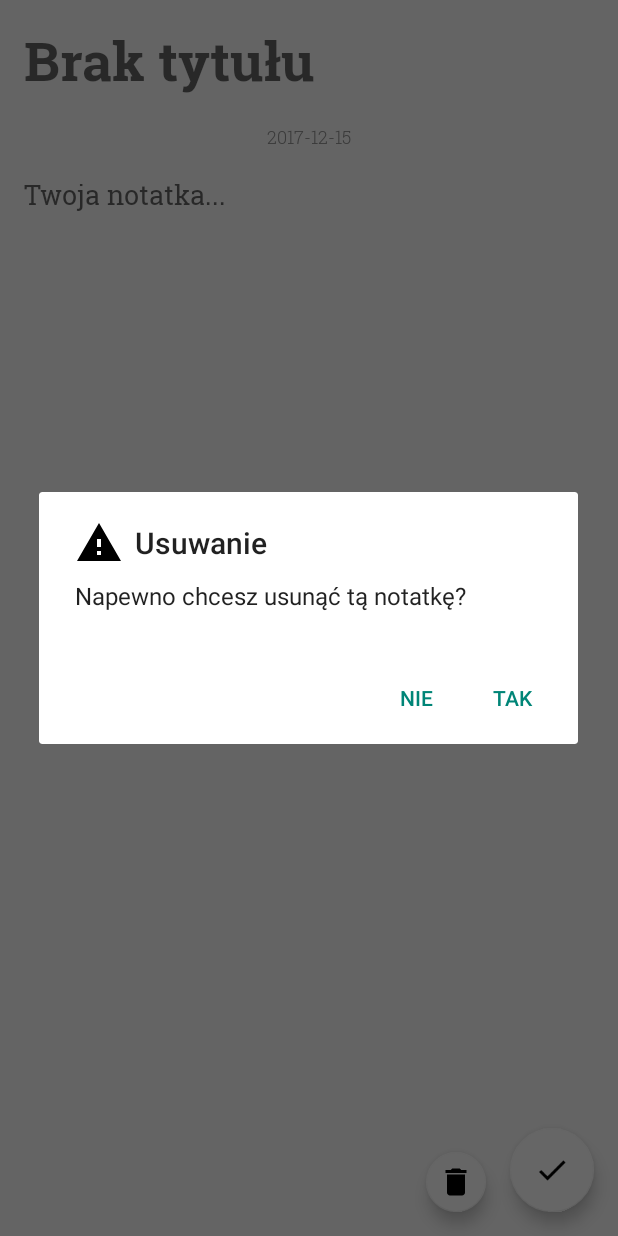
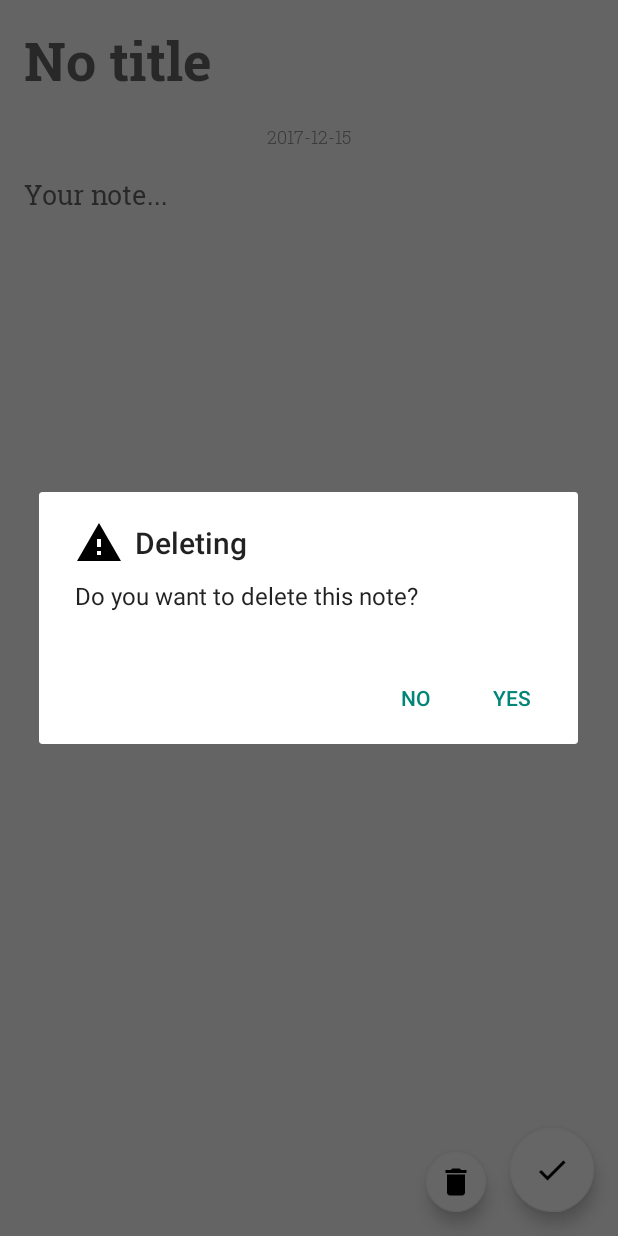
Before and after one commit to amitrega01/MiniNotes, an Android app: the AddNote screen opened directly, with no data from a screen before it, after a tap on an icon or button, on a phone screen of 412 x 824 dp. Run offline under Robolectric (Android 15) with nearby library versions, the phone set to English and light mode, and no system bars.

Commit message:
dodano tluamczenia aplikacji

```diff
--- a/app/src/main/java/com/dev/insu/mininotes/AddNote.java
+++ b/app/src/main/java/com/dev/insu/mininotes/AddNote.java
@@ -57,7 +57,7 @@ public class AddNote extends AppCompatActivity {
                 new AlertDialog.Builder(AddNote.this)
                         .setIcon(R.drawable.ic_warning_black_24px)
                         .setTitle(getString(R.string.deleting))
-                        .setMessage("Napewno chcesz usunąć tą notatkę?")
+                        .setMessage(R.string.question)
                         .setPositiveButton(getString(R.string.yes), new DialogInterface.OnClickListener()
                         {
                             @Override
--- a/app/src/main/res/layout/activity_add_note.xml
+++ b/app/src/main/res/layout/activity_add_note.xml
@@ -15,7 +15,7 @@
         android:fontFamily="@font/roboto_slab_bold_local"
         android:hint="@string/noTitle"
         android:padding="16dp"
-        android:textSize="36dp" />
+        android:textSize="36sp" />
 
     <TextView
         android:id="@+id/tvDate"
@@ -27,7 +27,7 @@
         android:padding="2dp"
         android:text="2017-12-15"
         android:textColor="#919191"
-        android:textSize="12dp" />
+        android:textSize="12sp" />
 
     <EditText
         android:id="@+id/edContent"
--- a/app/src/main/res/layout/activity_main.xml
+++ b/app/src/main/res/layout/activity_main.xml
@@ -62,7 +62,7 @@
                 android:id="@+id/quickNoteText"
                 android:translationZ="-1dp"
                 android:layout_centerVertical="true"
-                android:hint="Dodaj szybką notkę"/>
+                android:hint="@string/addNewNote"/>
             <ImageButton
                 android:id="@+id/doneBtn"
                 android:layout_margin="16dp"
--- a/app/src/main/res/layout/item_note.xml
+++ b/app/src/main/res/layout/item_note.xml
@@ -26,7 +26,7 @@
                 android:layout_height="wrap_content"
                 android:fontFamily="@font/roboto_slab_bold_local"
                 android:text="tytuł"
-                android:textSize="20dp"
+                android:textSize="20sp"
                 android:textStyle="bold" />
 
             <TextView
@@ -36,10 +36,10 @@
                 android:layout_below="@id/note_title"
                 android:fontFamily="@font/roboto_slab_local"
                 android:maxLines="3"
-                android:textSize="14dp" />
+                android:textSize="14sp" />
 
             <TextView
-                android:textSize="12dp"
+                android:textSize="12sp"
                 android:id="@+id/note_date"
                 android:fontFamily="@font/roboto_slab_light"
                 android:layout_alignBaseline="@id/note_title"
--- a/app/src/main/res/values/strings.xml
+++ b/app/src/main/res/values/strings.xml
@@ -1,14 +1,16 @@
 <resources>
-    <string name="app_name">Notatnik</string>
-    <string name="noTitle">Brak tytułu</string>
-    <string name="title">Tytuł...</string>
-    <string name="yourNote">Twoja notatka...</string>
-    <string name="noContent">Musisz podać treść notatki</string>
+    <string name="app_name">Notepad</string>
+    <string name="noTitle">No title</string>
+    <string name="title">Title...</string>
+    <string name="yourNote">Your note...</string>
+    <string name="noContent">Note can\'t be empty</string>
     <string name="title_activity_settings">Settings</string>
 
 
-    <string name="settings">Ustawienia</string>
-    <string name="yes">Tak</string>
-    <string name="no">Nie</string>
-    <string name="deleting">Usuwanie</string>
+    <string name="settings">Settings</string>
+    <string name="yes">Yes</string>
+    <string name="no">No</string>
+    <string name="deleting">Deleting</string>
+    <string name="addNewNote">Add quick note</string>
+    <string name="question">Do you want to delete this note?</string>
 </resources>
```
Also changed, not shown: app/build.gradle (+9 -5 lines), 4 other files.
